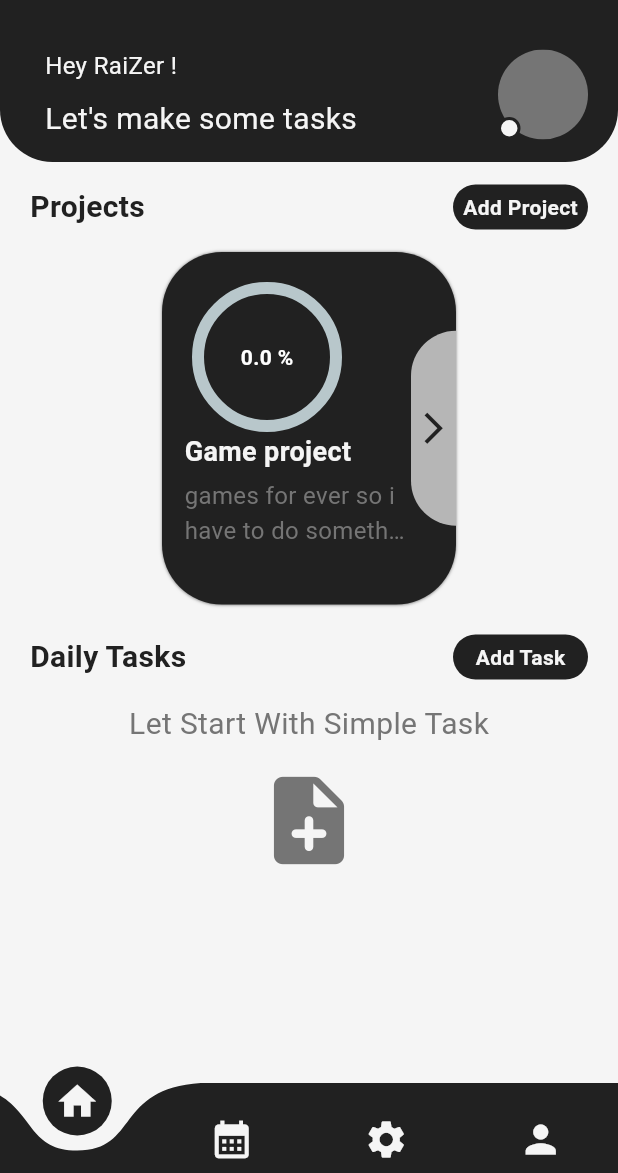
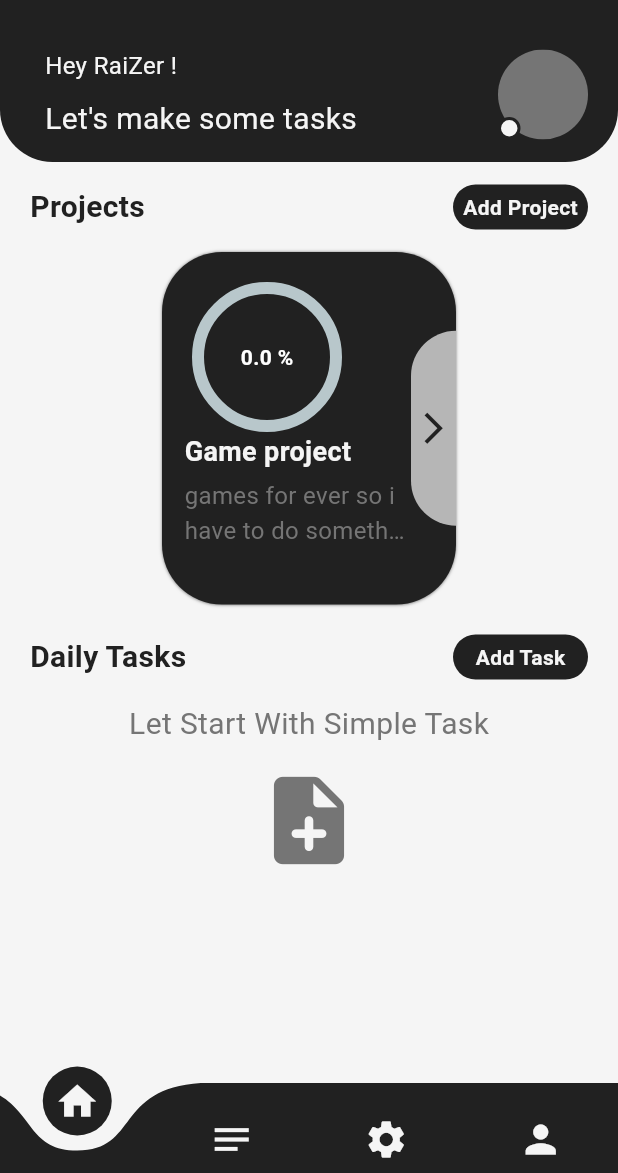
Before and after one commit to RaiZer-Kitsunee/Strick-App, a Flutter app: the screen it shows after launch, on a phone screen of 412 x 824 dp, the part 63-1236 px from its top. Run offline on Flutter 3.47's test engine with Material 3 defaults, Android fonts, the light colour scheme and no system bars; drawn by our look-alikes of carousel_slider, curved_navigation_bar, percent_indicator; our stand-ins replace shared_preferences, timeline_tile.

Commit message:
before final prodect

```diff
--- a/lib/Keys/storage_keys.dart
+++ b/lib/Keys/storage_keys.dart
@@ -1,5 +1,5 @@
 // this is the key that we use to save and load form to json
-const String DailyTaskKey = "simple";
+const String dailyTaskKey = "simple";
 
 const String doneDailyTaskKey = "Done";
 
--- a/lib/Screens/DetialsPages/homePage.dart
+++ b/lib/Screens/DetialsPages/homePage.dart
@@ -38,7 +38,7 @@ class _HomePageState extends State<HomePage> {
 
   readFromSp() {
     //* For simple tasks
-    String? loadedStringList = pref.getString(DailyTaskKey);
+    String? loadedStringList = pref.getString(dailyTaskKey);
     String? loadedStringDoneList = pref.getString(doneDailyTaskKey);
     String? loadedStringProjectList = pref.getString(projectKey);
 
--- a/lib/Services/dailyTasksService.dart
+++ b/lib/Services/dailyTasksService.dart
@@ -19,7 +19,7 @@ Future<void> saveIntoSp() async {
 
   //save the data into the shared preferences
   await pref.setString(doneDailyTaskKey, jsonStringDone);
-  await pref.setString(DailyTaskKey, jsonString);
+  await pref.setString(dailyTaskKey, jsonString);
 }
 
 //* add Simple Tasks
--- a/lib/Widgets/myBDSheet.dart
+++ b/lib/Widgets/myBDSheet.dart
@@ -1,4 +1,5 @@
 import 'package:flutter/material.dart';
+import 'package:strick_app/Services/projectService.dart';
 
 import 'package:strick_app/Shared/allTheLists.dart';
 
@@ -82,6 +83,7 @@ void myBDSheet({
                             projectsList[index].object =
                                 textEditingController.text;
                             refrech();
+                            saveIntoSp();
                             textEditingController.clear();
                             Navigator.pop(context);
                           } else {
--- a/lib/Widgets/my_CNB.dart
+++ b/lib/Widgets/my_CNB.dart
@@ -28,7 +28,7 @@ class _MyCNBState extends State<MyCNB> {
       items: [
         Icon(Icons.home,
             size: 30, color: Theme.of(context).colorScheme.surface),
-        Icon(Icons.calendar_month,
+        Icon(Icons.notes,
             size: 30, color: Theme.of(context).colorScheme.surface),
         Icon(Icons.settings,
             size: 30, color: Theme.of(context).colorScheme.surface),
--- a/lib/Widgets/my_TaskWidgat.dart
+++ b/lib/Widgets/my_TaskWidgat.dart
@@ -136,7 +136,7 @@ class _MyTaskWidgetState extends State<MyTaskWidget> {
                   ? MediaQuery.sizeOf(context).width
                   : 10,
               decoration: BoxDecoration(
-                color: Theme.of(context).colorScheme.secondary.withOpacity(0.9),
+                color: Theme.of(context).colorScheme.secondary,
                 borderRadius: dailyTasksList[widget.simpleindex].isDone
                     ? BorderRadius.all(
                         Radius.circular(15),
--- a/lib/Widgets/my_TimeLine.dart
+++ b/lib/Widgets/my_TimeLine.dart
@@ -158,6 +158,7 @@ class MyTimeline extends StatelessWidget {
                                       .inerTasks[taskIndex]
                                       .isDone = value!;
                                   refrech();
+                                  saveIntoSp();
                                 },
                               ),
                             ),
```
Also changed, not shown: lib/Widgets/my_DoneTaskWidget.dart (+21 -17 lines), lib/Widgets/my_PBSheet.dart (+5 -5 lines).
